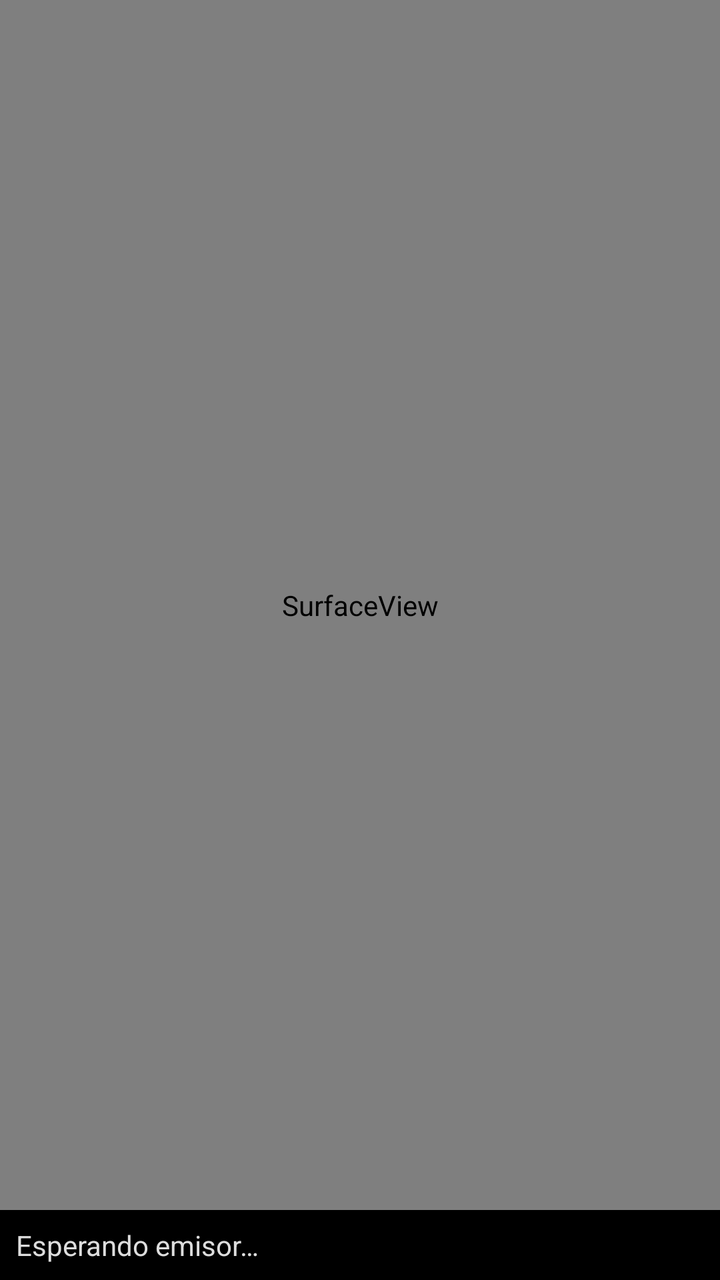
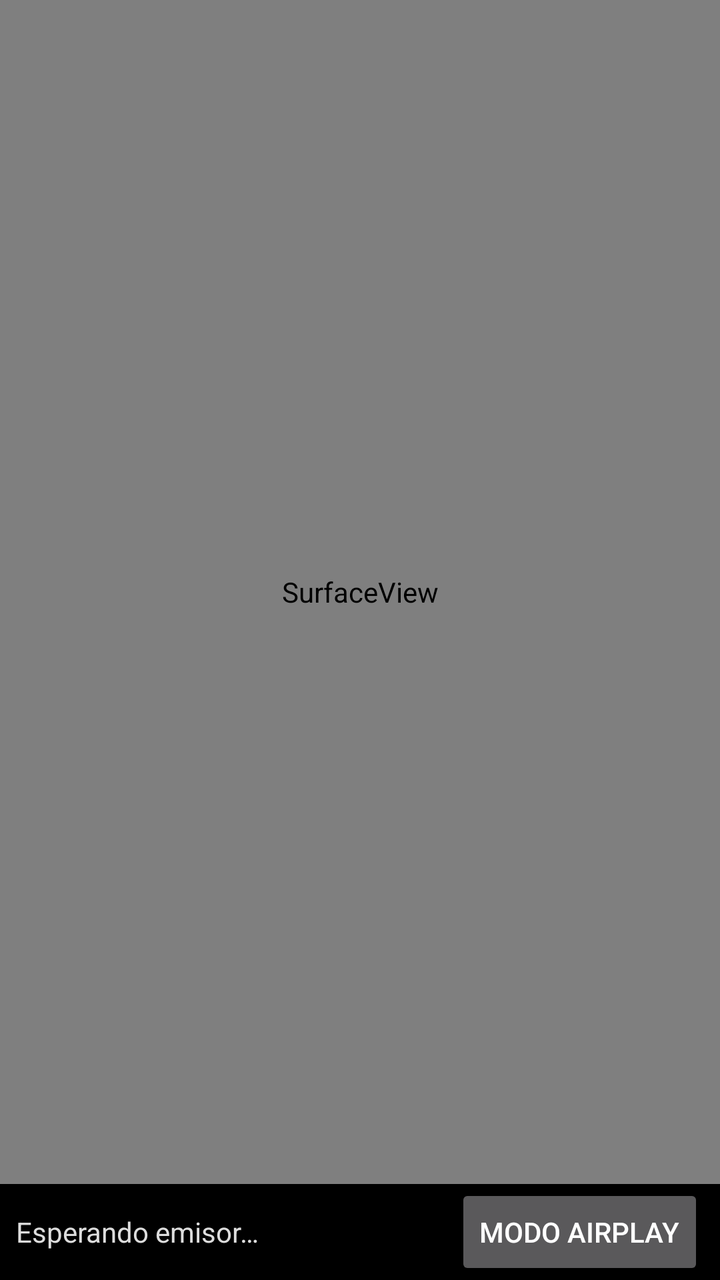

Screens rendered from an Android XML layout before and after an edit, with the pre-edit source and the edit as a unified diff.
<!-- AndroidManifest.xml: application theme Theme.Linky -->
<!-- res/layout/activity_main.xml -->
<?xml version="1.0" encoding="utf-8"?>
<LinearLayout xmlns:android="http://schemas.android.com/apk/res/android"
    android:layout_width="match_parent"
    android:layout_height="match_parent"
    android:orientation="vertical"
    android:background="@color/black">

    <SurfaceView
        android:id="@+id/video_surface"
        android:layout_width="match_parent"
        android:layout_height="0dp"
        android:layout_weight="1" />

    <LinearLayout
        android:id="@+id/request_bar"
        android:layout_width="match_parent"
        android:layout_height="wrap_content"
        android:orientation="horizontal"
        android:gravity="center_vertical"
        android:padding="16dp"
        android:background="#CC111111"
        android:visibility="gone">

        <TextView
            android:id="@+id/request_text"
            android:layout_width="0dp"
            android:layout_height="wrap_content"
            android:layout_weight="1"
            android:textSize="18sp"
            android:textColor="#FFFFFFFF" />

        <Button
            android:id="@+id/btn_accept"
            android:layout_width="wrap_content"
            android:layout_height="wrap_content"
            android:layout_marginStart="16dp"
            android:text="@string/request_accept" />

        <Button
            android:id="@+id/btn_deny"
            android:layout_width="wrap_content"
            android:layout_height="wrap_content"
            android:layout_marginStart="8dp"
            android:text="@string/request_deny" />
    </LinearLayout>

    <TextView
        android:id="@+id/status_text"
        android:layout_width="match_parent"
        android:layout_height="wrap_content"
        android:padding="8dp"
        android:background="#CC000000"
        android:text="@string/status_idle"
        android:textColor="#FFDDDDDD"
        android:textSize="14sp" />

</LinearLayout>
<!-- resources referenced by this layout -->
<resources>
  <color name="black">#FF000000</color>
  <string name="request_accept">Aceptar</string>
  <string name="request_deny">Cancelar</string>
  <string name="status_idle">Esperando emisor…</string>
  <style name="Theme.Linky" parent="Theme.AppCompat.NoActionBar">
          <item name="android:windowBackground">@color/black</item>
          <item name="android:windowFullscreen">true</item>
          <item name="android:windowNoTitle">true</item>
          <item name="android:keepScreenOn">true</item>
      </style>
</resources>

<!-- the commit's change to res/layout/activity_main.xml (unified diff, before → after) -->
@@ -44,14 +44,29 @@
             android:text="@string/request_deny" />
     </LinearLayout>
 
-    <TextView
-        android:id="@+id/status_text"
+    <LinearLayout
         android:layout_width="match_parent"
         android:layout_height="wrap_content"
-        android:padding="8dp"
-        android:background="#CC000000"
-        android:text="@string/status_idle"
-        android:textColor="#FFDDDDDD"
-        android:textSize="14sp" />
+        android:orientation="horizontal"
+        android:gravity="center_vertical"
+        android:background="#CC000000">
+
+        <TextView
+            android:id="@+id/status_text"
+            android:layout_width="0dp"
+            android:layout_height="wrap_content"
+            android:layout_weight="1"
+            android:padding="8dp"
+            android:text="@string/status_idle"
+            android:textColor="#FFDDDDDD"
+            android:textSize="14sp" />
+
+        <Button
+            android:id="@+id/btn_airplay"
+            android:layout_width="wrap_content"
+            android:layout_height="wrap_content"
+            android:layout_marginEnd="8dp"
+            android:text="@string/btn_airplay" />
+    </LinearLayout>
 
 </LinearLayout>
<!-- resource entries referenced after the edit -->
@@ -1,6 +1,7 @@
 <!-- resources referenced by this layout -->
 <resources>
   <color name="black">#FF000000</color>
+  <string name="btn_airplay">Modo AirPlay</string>
   <string name="request_accept">Aceptar</string>
   <string name="request_deny">Cancelar</string>
   <string name="status_idle">Esperando emisor…</string>
